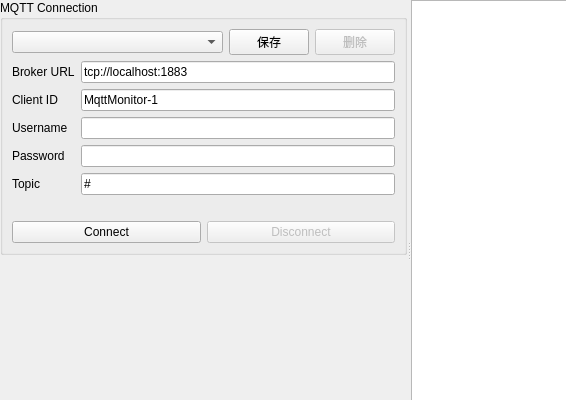
Above: src/ui/ConfigPanel.ui from johnjiamzhong-project/MqttMonitor before the change; both pictures show x 0 to 566 and y 0 to 400 of the 800 by 500 pixel window. Below: the same form after it.
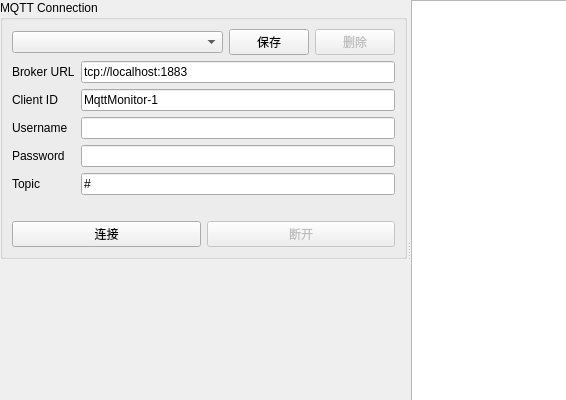
That is the form after the change.

Commit message: feat: 界面初步修改 — 按钮样式统一和对话框优化

Patch:
```diff
--- a/src/ui/ConfigPanel.ui
+++ b/src/ui/ConfigPanel.ui
@@ -127,12 +127,12 @@
            <layout class="QHBoxLayout" name="btnLayout">
             <item>
              <widget class="QPushButton" name="connectBtn">
-              <property name="text"><string>Connect</string></property>
+              <property name="text"><string>连接</string></property>
              </widget>
             </item>
             <item>
              <widget class="QPushButton" name="disconnectBtn">
-              <property name="text"><string>Disconnect</string></property>
+              <property name="text"><string>断开</string></property>
               <property name="enabled"><bool>false</bool></property>
              </widget>
             </item>
```
The commit also changes 7 other files.
